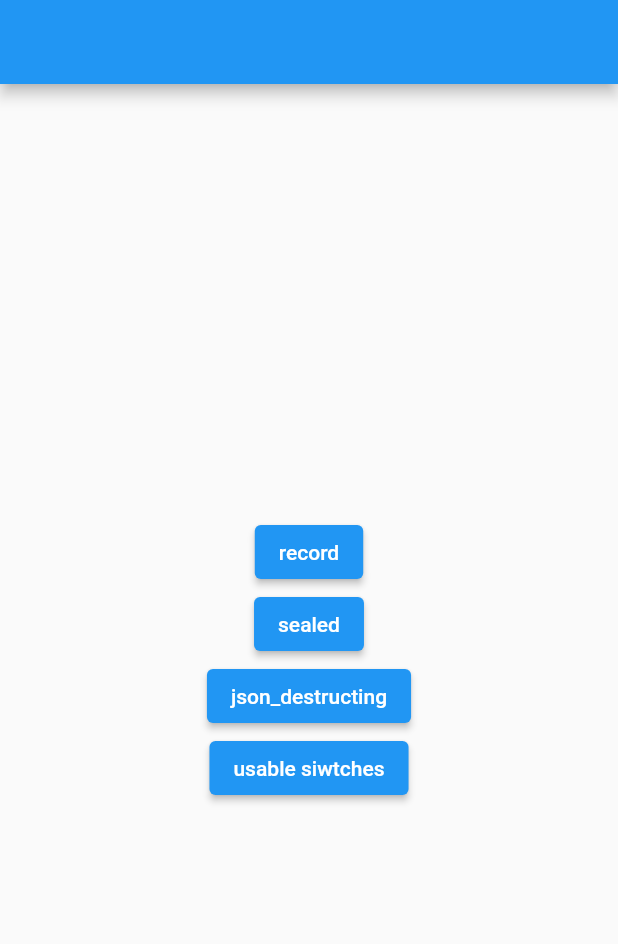
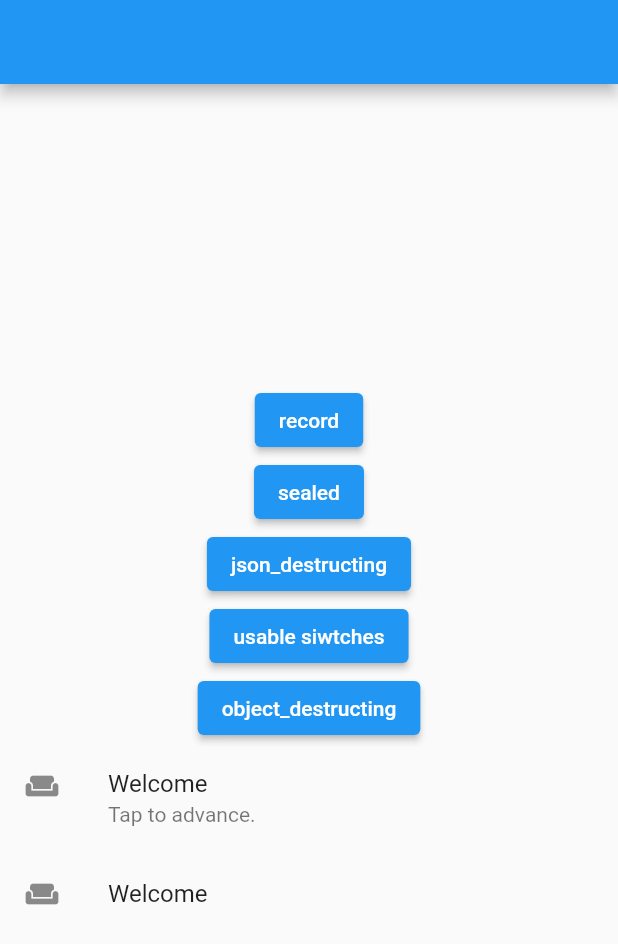
Before and after one commit to betrider/flutter_3_7_sample, a Flutter app: the screen it shows after launch, after a tap on "record", on a phone screen of 412 x 824 dp. Shown: the top 944 px of the screen. Run offline on Flutter 3.47's test engine with Material 2 defaults, Android fonts, the phone set to English and light mode, and no system bars.

Commit message:
수정코드 반영

```diff
--- a/lib/main.dart
+++ b/lib/main.dart
@@ -2,6 +2,7 @@
 
 import 'package:flutter/material.dart';
 import 'package:flutter_application_11/json_destructing.dart';
+import 'package:flutter_application_11/object_destructing.dart';
 import 'package:flutter_application_11/record.dart';
 import 'package:flutter_application_11/sealed.dart';
 import 'package:flutter_application_11/usable_switches.dart';
@@ -55,36 +56,33 @@ class MyHomePage extends StatelessWidget {
               onPressed: () => usableSwitches(CharCode.slash),
               child: Text('usable siwtches'),
             ),
-            //! 오류
-            // ElevatedButton(
-            //   onPressed: () => objectDestructing(),
-            //   child: Text('object_destructing'),
-            // ),
-
-            //! 오류
-            // ListTile(
-            //   leading: const Icon(Icons.weekend),
-            //   title: const Text("Welcome"),
-            //   enabled: hasNextStep,
-            //   subtitle: hasNextStep ? const Text("Tap to advance.") : null,
-            //   onTap: hasNextStep
-            //       ? () {
-            //           print('onTap11');
-            //         }
-            //       : null,
-            //   trailing: hasNextStep ? null : const Icon(Icons.stop),
-            // ),
-            // ListTile(
-            //   leading: const Icon(Icons.weekend),
-            //   title: const Text("Welcome"),
-            //   enabled: hasNextStep,
-            //   if(hasNextStep) ...(
-            //       subtitle: const Text("Tap to advance."),
-            //       onTap: () { advance(); },
-            //   ) else ...(
-            //       trailing: const Icon(Icons.stop),
-            //   )
-            // ),
+            ElevatedButton(
+              onPressed: () => objectDestructing(),
+              child: Text('object_destructing'),
+            ),
+            ListTile(
+              leading: const Icon(Icons.weekend),
+              title: const Text("Welcome"),
+              enabled: hasNextStep,
+              subtitle: hasNextStep ? const Text("Tap to advance.") : null,
+              onTap: hasNextStep
+                  ? () {
+                      print('onTap11');
+                    }
+                  : null,
+              trailing: hasNextStep ? null : const Icon(Icons.stop),
+            ),
+            //!오류
+            ListTile(
+              leading: const Icon(Icons.weekend),
+              title: const Text("Welcome"),
+              // if(hasNextStep) ...(
+              //     subtitle: const Text("Tap to advance."),
+              //     onTap: () { advance(); },
+              // ) else ...(
+              //     trailing: const Icon(Icons.stop),
+              // )
+            ),
           ],
         ),
       ),
--- a/lib/record.dart
+++ b/lib/record.dart
@@ -1,15 +1,14 @@
 /// muultiple returns & Pattern matching
-void record(){
-
+void record() {
   var info = userInfo(json);
-  var name = info.$0;
-  var age = info.$1;
+  var name = info.$1;
+  var age = info.$2;
 
   print(name);
   print(age);
   print('---------------');
 
-  var(name2,age2) = userInfo(json);
+  var (name2, age2) = userInfo(json);
 
   print(name2);
   print(age2);
@@ -17,16 +16,15 @@ void record(){
 
   var record = (1, 2, x: 3, y: 4);
 
-  print(record.$0);
   print(record.$1);
+  print(record.$2);
   print(record.x);
   print(record.y);
   print('---------------');
-
 }
 
 (String, int) userInfo(Map<String, dynamic> json) {
-	return (json['name'] as String, json['age'] as int);
+  return (json['name'] as String, json['age'] as int);
 }
 
 var json = {'name': 'Lily', 'age': 13};
--- a/lib/sealed.dart
+++ b/lib/sealed.dart
@@ -21,6 +21,11 @@ class Circle implements Shape {
   Circle(this.radius);
 }
 
+// class Rectangle implements Shape {
+//   final double radius;
+//   Rectangle(this.radius);
+// }
+
 double calculateArea(Shape shape) => switch (shape) {
   Square(length: var l) => l * l,
   Circle(radius: var r) => math.pi * r * r
```
Also changed, not shown: pubspec.lock, 1 other file.
